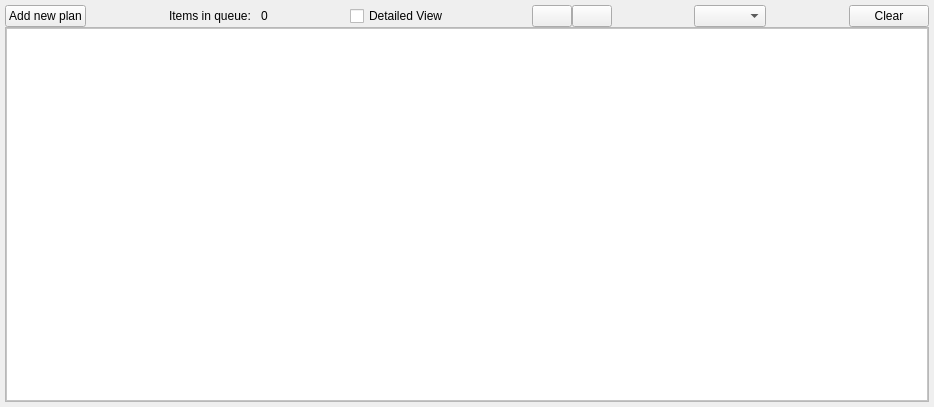
Old version of the form src/QSview/resources/queue_editor.ui in the repository BCDA-APS/QSview.
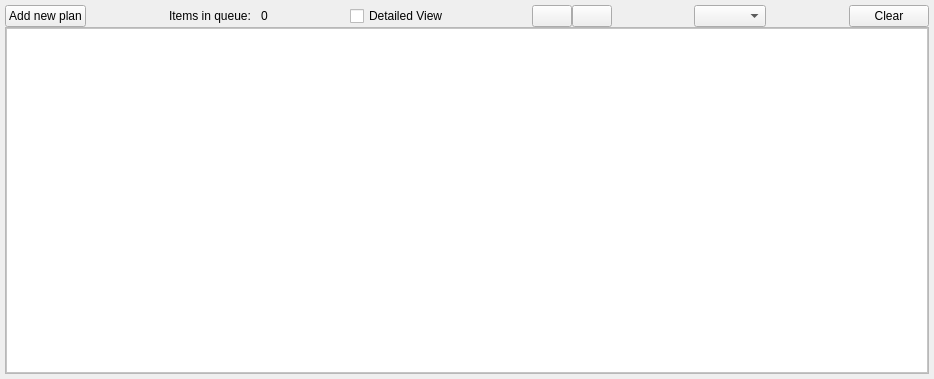
New version of the form. Icons and pictures are not drawn.

Commit message: enable drop in queue_editor.ui

Diff of the .ui file:
```diff
--- a/src/QSview/resources/queue_editor.ui
+++ b/src/QSview/resources/queue_editor.ui
@@ -7,7 +7,7 @@
     <x>0</x>
     <y>0</y>
     <width>934</width>
-    <height>407</height>
+    <height>379</height>
    </rect>
   </property>
   <property name="windowTitle">
```
Left out of the diff: 3 changed lines with no effect on the pictures.
